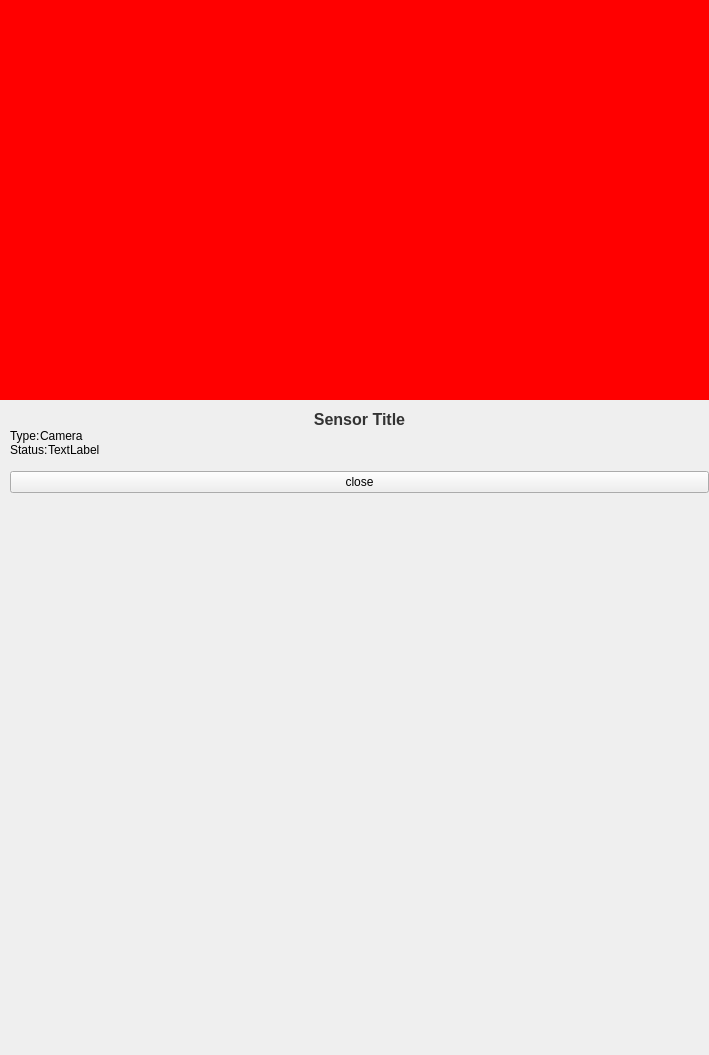
Old version of the form qt/sensor_details.ui in the repository Alexey-Nikolaevic-B/2042_sensor_testing.
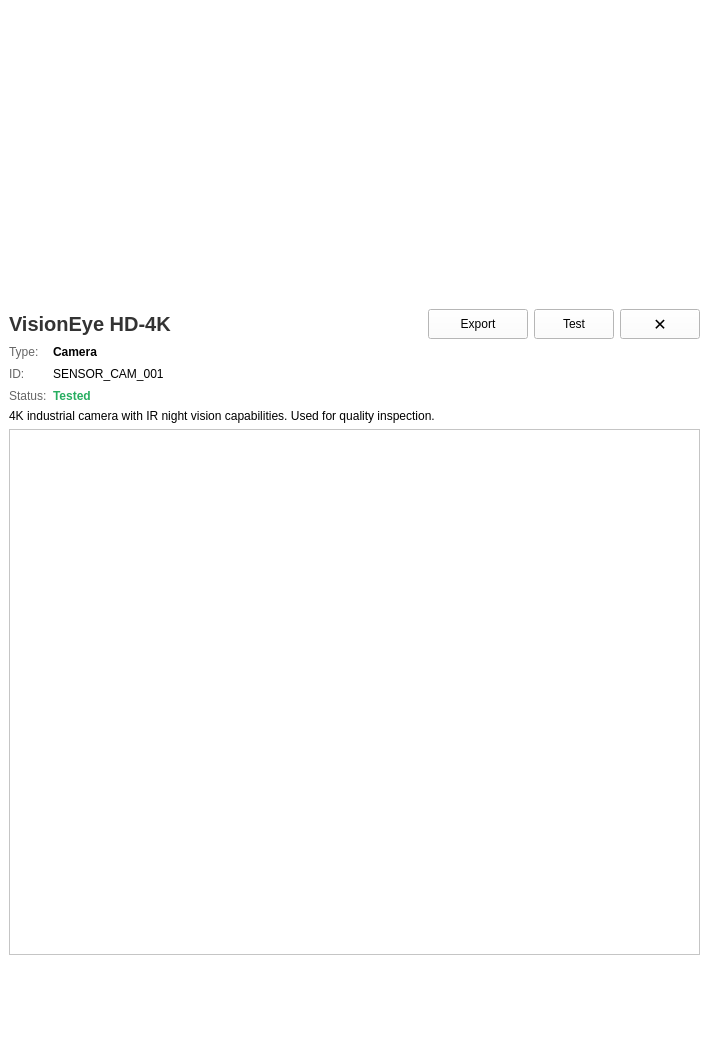
New version of the form.

Commit message: cards layout

What changed in the file:
```diff
--- a/qt/sensor_details.ui
+++ b/qt/sensor_details.ui
@@ -17,7 +17,7 @@
    </size>
   </property>
   <property name="styleSheet">
-   <string notr="true"/>
+   <string notr="true">background-color: white;</string>
   </property>
   <layout class="QVBoxLayout" name="verticalLayout">
    <property name="spacing">
@@ -40,18 +40,17 @@
      <property name="minimumSize">
       <size>
        <width>0</width>
-       <height>400</height>
+       <height>300</height>
       </size>
      </property>
      <property name="maximumSize">
       <size>
        <width>16777215</width>
-       <height>400</height>
+       <height>300</height>
       </size>
      </property>
      <property name="styleSheet">
-      <string notr="true">background-color: rgb(255, 0, 0);
-</string>
+      <string notr="true"/>
      </property>
      <property name="text">
       <string/>
@@ -62,71 +61,151 @@
     </widget>
    </item>
    <item>
-    <layout class="QVBoxLayout" name="verticalLayout_3">
-     <property name="leftMargin">
-      <number>10</number>
+    <widget class="QWidget" name="widget" native="true">
+     <property name="minimumSize">
+      <size>
+       <width>0</width>
+       <height>100</height>
+      </size>
      </property>
-     <property name="topMargin">
-      <number>10</number>
-     </property>
+     <layout class="QVBoxLayout" name="verticalLayout_2">
      <property name="bottomMargin">
-      <number>0</number>
-     </property>
+       <number>100</number>
+      </property>
+      <item>
+       <layout class="QHBoxLayout" name="header_layout">
      <item>
       <widget class="QLabel" name="sensor_name">
-       <property name="layoutDirection">
-        <enum>Qt::LeftToRight</enum>
-       </property>
        <property name="styleSheet">
-        <string notr="true">font-size: 16px;
-font-weight: bold;
-color: #333333;</string>
+           <string notr="true">font-size: 20px; font-weight: bold; color: #333333;</string>
        </property>
        <property name="text">
-        <string>Sensor Title</string>
-       </property>
-       <property name="alignment">
-        <set>Qt::AlignCenter</set>
-       </property>
-      </widget>
+           <string>VisionEye HD-4K</string>
+          </property>
+         </widget>
+        </item>
+        <item>
+         <spacer name="horizontalSpacer">
+          <property name="orientation">
+           <enum>Qt::Horizontal</enum>
+          </property>
+          <property name="sizeHint" stdset="0">
+           <size>
+            <width>40</width>
+            <height>20</height>
+           </size>
+          </property>
+         </spacer>
+        </item>
+        <item>
+         <widget class="QPushButton" name="btn_export">
+          <property name="minimumSize">
+           <size>
+            <width>100</width>
+            <height>30</height>
+           </size>
+          </property>
+          <property name="text">
+           <string>Export</string>
+          </property>
+         </widget>
+        </item>
+        <item>
+         <widget class="QPushButton" name="btn_new_test">
+          <property name="minimumSize">
+           <size>
+            <width>0</width>
+            <height>10</height>
+           </size>
+          </property>
+          <property name="maximumSize">
+           <size>
+            <width>16777215</width>
+            <height>30</height>
+           </size>
+          </property>
+          <property name="text">
+           <string>Test</string>
+          </property>
+         </widget>
+        </item>
+        <item>
+         <widget class="QPushButton" name="btn_close_details">
+          <property name="minimumSize">
+           <size>
+            <width>30</width>
+            <height>30</height>
+           </size>
+          </property>
+          <property name="styleSheet">
+           <string notr="true">font-size: 16px;</string>
+          </property>
+          <property name="text">
+           <string>✕</string>
+          </property>
+         </widget>
+        </item>
+       </layout>
      </item>
      <item>
       <layout class="QGridLayout" name="gridLayout" columnstretch="0,1">
-       <property name="bottomMargin">
-        <number>0</number>
-       </property>
+        <property name="verticalSpacing">
+         <number>8</number>
+        </property>
+        <item row="2" column="0">
+         <widget class="QLabel" name="label_status">
+          <property name="styleSheet">
+           <string notr="true">color: #666666;</string>
+          </property>
+          <property name="text">
+           <string>Status:</string>
+          </property>
+         </widget>
+        </item>
+        <item row="1" column="0">
+         <widget class="QLabel" name="label_id">
+          <property name="styleSheet">
+           <string notr="true">color: #666666;</string>
+          </property>
+          <property name="text">
+           <string>ID:</string>
+          </property>
+         </widget>
+        </item>
+        <item row="0" column="0">
+         <widget class="QLabel" name="label_type">
+          <property name="styleSheet">
+           <string notr="true">color: #666666;</string>
+          </property>
+          <property name="text">
+           <string>Type:</string>
+          </property>
+         </widget>
+        </item>
        <item row="0" column="1">
         <widget class="QLabel" name="type_label">
+          <property name="styleSheet">
+           <string notr="true">font-weight: bold;</string>
+          </property>
          <property name="text">
           <string>Camera</string>
          </property>
         </widget>
        </item>
-       <item row="0" column="0">
-        <widget class="QLabel" name="label">
+        <item row="1" column="1">
+         <widget class="QLabel" name="id_label">
          <property name="text">
-          <string>Type:</string>
+           <string>SENSOR_CAM_001</string>
          </property>
         </widget>
        </item>
-      </layout>
-     </item>
-     <item>
-      <layout class="QGridLayout" name="gridLayout_4" columnstretch="0,1" columnminimumwidth="0,1">
-       <property name="bottomMargin">
-        <number>0</number>
-       </property>
-       <item row="0" column="0">
-        <widget class="QLabel" name="label_2">
-         <property name="text">
-          <string>Status:</string>
-         </property>
-        </widget>
-       </item>
-       <item row="0" column="1">
+        <item row="2" column="1">
         <widget class="QLabel" name="status_label">
+          <property name="styleSheet">
+           <string notr="true">color: #27ae60; font-weight: bold;</string>
+          </property>
          <property name="text">
-          <string>TextLabel</string>
+           <string>Tested</string>
          </property>
         </widget>
        </item>
@@ -134,32 +213,31 @@
      </item>
      <item>
       <widget class="QLabel" name="description_label">
+        <property name="text">
+         <string>4K industrial camera with IR night vision capabilities. Used for quality inspection.</string>
+        </property>
        <property name="wordWrap">
         <bool>true</bool>
        </property>
       </widget>
      </item>
      <item>
-      <widget class="QPushButton" name="btn_close_details">
-       <property name="text">
-        <string>close</string>
-       </property>
-      </widget>
-     </item>
-    </layout>
-   </item>
-   <item>
-    <spacer name="verticalSpacer">
-     <property name="orientation">
-      <enum>Qt::Vertical</enum>
-     </property>
-     <property name="sizeHint" stdset="0">
+       <widget class="QListWidget" name="list_tests">
+        <property name="minimumSize">
       <size>
-       <width>20</width>
-       <height>40</height>
-      </size>
-     </property>
-    </spacer>
+          <width>0</width>
+          <height>250</height>
+         </size>
+        </property>
+        <property name="styleSheet">
+         <string notr="true">            QListWidget::item { padding: 12px; border-bottom: 1px solid #eee; }
+            QListWidget::item:selected { background-color: #e3f2fd; }
+         </string>
+        </property>
+       </widget>
+      </item>
+     </layout>
+    </widget>
    </item>
   </layout>
  </widget>
```
Lines whose indentation alone changed are shown as unchanged. The commit also changes 12 other files.
